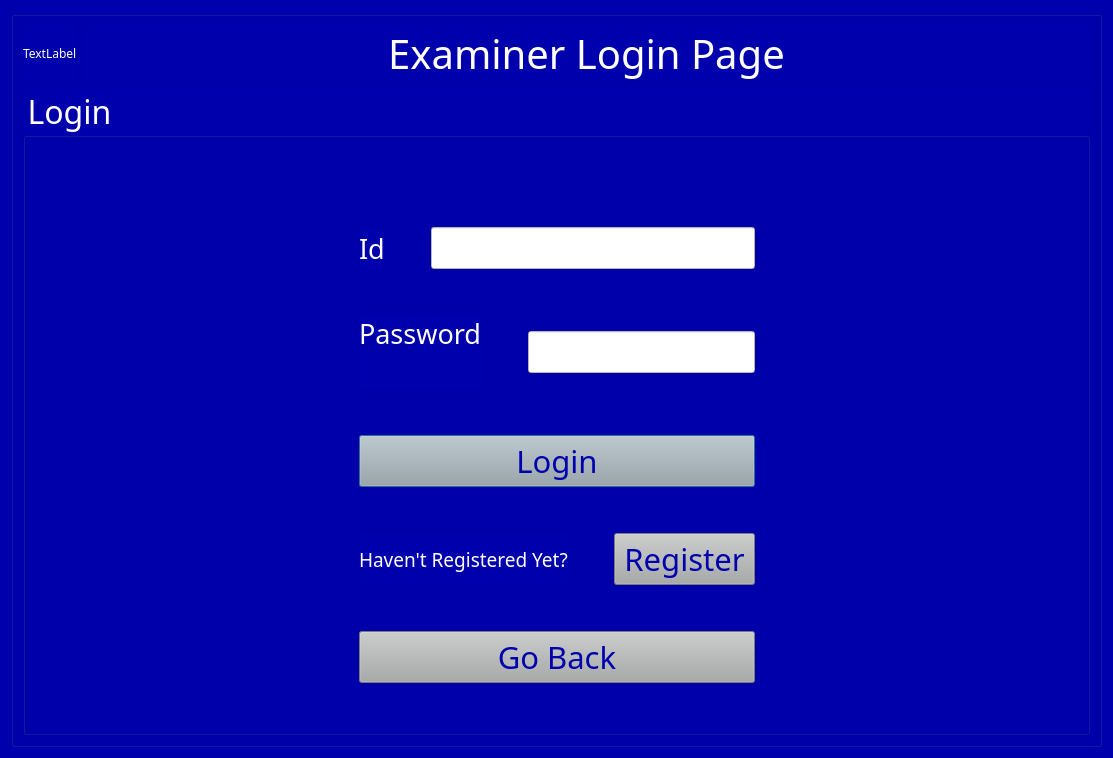
Qt form ExamSphereV1/examinerlogin.ui (BiratBC/ExamSphereV1) before a commit.
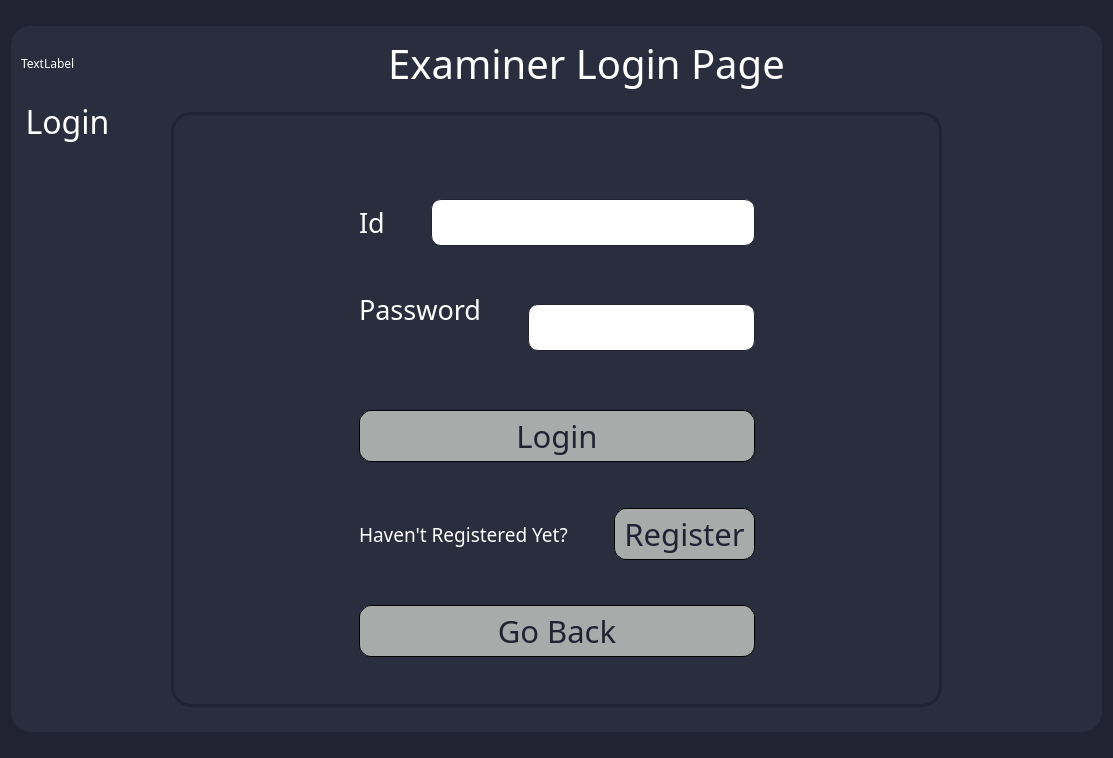
The same form after that commit.

```diff
--- a/ExamSphereV1/examinerlogin.ui
+++ b/ExamSphereV1/examinerlogin.ui
@@ -15,29 +15,52 @@
   </property>
   <property name="styleSheet">
    <string notr="true">*{
-	background-color: rgb(0, 0, 173);
-font-family:AcPlus IBM CGA;
+	background-color: rgba(33,35,50,255);
+font-family:Ubuntu Medium;
 color:#fff;
 }
-QLineEdit
-{	
-color:#0000ad;
-	background-color: rgb(255, 255, 255);
-}
+
 QComboBox
 {
 color:#0000ad;
 	background-color: rgb(255, 255, 255);
 }
+QLineEdit
+{
+border: 1px solid;
+border-color: rgba(33,35,50,255);
+border-radius:10px;
+height:45px;
+color:rgba(33,35,50,255);
+}
 QPushButton
-{	
-	background-color: rgb(167, 171, 170);
-	color:#0000ad;
+{
+background-color: #a7abaa;
+color: rgba(0,0,173,255);
+border-radius: 12px; 
+border: 1px solid;
+border-color: rgba(33,35,50,255);
+height:50px;
+width:100px;
 }</string>
   </property>
   <layout class="QGridLayout" name="gridLayout_2">
    <item row="0" column="0">
     <widget class="QGroupBox" name="groupBox">
+     <property name="styleSheet">
+      <string notr="true">*{
+	background-color: rgba(42,45,62,255);
+font-family:Ubuntu Medium;
+}
+QGroupBox
+{
+margin-top:15%;
+margin-bottom:15%;
+	border:1px solid;
+	border-color: rgb(42, 45, 62);
+border-radius:20px;
+}</string>
+     </property>
      <property name="title">
       <string/>
      </property>
@@ -67,7 +90,7 @@
           </property>
           <property name="font">
            <font>
-            <family>AcPlus IBM CGA</family>
+            <family>Ubuntu 7</family>
             <pointsize>30</pointsize>
            </font>
           </property>
@@ -85,16 +108,25 @@
        <widget class="QGroupBox" name="groupBox_2">
         <property name="font">
          <font>
-          <family>AcPlus IBM CGA</family>
+          <family>Ubuntu 7</family>
           <pointsize>24</pointsize>
          </font>
         </property>
         <property name="styleSheet">
          <string notr="true">*{
-	background-color: rgb(0, 0, 173);
-font-family:AcPlus IBM CGA;
+	background-color: rgba(42,45,62,255);
+font-family:Ubuntu Medium;
 color:#fff;
 }
+QGroupBox
+{
+margin-left:150px;
+margin-right:150px;
+	border:3px solid;
+	border-color: rgba(33,35,50,255);
+border-radius:20px;
+}
+
 QLineEdit
 {	
 color:#0000ad;
@@ -139,7 +171,7 @@
               <widget class="QLabel" name="label">
                <property name="font">
                 <font>
-                 <family>AcPlus IBM CGA</family>
+                 <family>Ubuntu 7</family>
                  <pointsize>20</pointsize>
                 </font>
                </property>
@@ -171,12 +203,13 @@
               <widget class="QLineEdit" name="lineID">
                <property name="font">
                 <font>
-                 <family>AcPlus IBM CGA</family>
+                 <family>Ubuntu 7</family>
                  <pointsize>18</pointsize>
                 </font>
                </property>
                <property name="styleSheet">
-                <string notr="true"/>
+                <string notr="true">background-color: rgb(255, 255, 255);
+color:rgba(33,35,50,255);</string>
                </property>
               </widget>
              </item>
@@ -204,7 +237,7 @@
               <widget class="QLabel" name="label_2">
                <property name="font">
                 <font>
-                 <family>AcPlus IBM CGA</family>
+                 <family>Ubuntu 7</family>
                  <pointsize>20</pointsize>
                 </font>
                </property>
@@ -237,12 +270,13 @@
               <widget class="QLineEdit" name="linePassword">
                <property name="font">
                 <font>
-                 <family>AcPlus IBM CGA</family>
+                 <family>Ubuntu 7</family>
                  <pointsize>18</pointsize>
                 </font>
                </property>
                <property name="styleSheet">
-                <string notr="true"/>
+                <string notr="true">background-color: rgb(255, 255, 255);
+color:rgba(33,35,50,255);</string>
                </property>
               </widget>
              </item>
@@ -268,12 +302,17 @@
             <widget class="QPushButton" name="pushButton">
              <property name="font">
               <font>
-               <family>AcPlus IBM CGA</family>
+               <family>Ubuntu 7</family>
                <pointsize>23</pointsize>
               </font>
              </property>
              <property name="styleSheet">
-              <string notr="true"/>
+              <string notr="true">background-color: #a7abaa;
+color: rgb(33, 35, 50);
+border-radius: 12px; 
+border: 1px solid;
+height:50px;
+width:100px;</string>
              </property>
              <property name="text">
               <string>Login</string>
@@ -302,7 +341,7 @@
               <widget class="QLabel" name="label_4">
                <property name="font">
                 <font>
-                 <family>AcPlus IBM CGA</family>
+                 <family>Ubuntu 7</family>
                  <pointsize>14</pointsize>
                 </font>
                </property>
@@ -331,10 +370,18 @@
               <widget class="QPushButton" name="register_2">
                <property name="font">
                 <font>
-                 <family>AcPlus IBM CGA</family>
+                 <family>Ubuntu 7</family>
                  <pointsize>23</pointsize>
                 </font>
                </property>
+               <property name="styleSheet">
+                <string notr="true">background-color: #a7abaa;
+color: rgb(33, 35, 50);
+border-radius: 12px; 
+border: 1px solid;
+height:50px;
+width:100px;</string>
+               </property>
                <property name="text">
                 <string>Register</string>
                </property>
@@ -362,12 +409,17 @@
             <widget class="QPushButton" name="pushButton_2">
              <property name="font">
               <font>
-               <family>AcPlus IBM CGA</family>
+               <family>Ubuntu 7</family>
                <pointsize>23</pointsize>
               </font>
              </property>
              <property name="styleSheet">
-              <string notr="true"/>
+              <string notr="true">background-color: #a7abaa;
+color: rgb(33, 35, 50);
+border-radius: 12px; 
+border: 1px solid;
+height:50px;
+width:100px;</string>
              </property>
              <property name="text">
               <string>Go Back</string>
```
